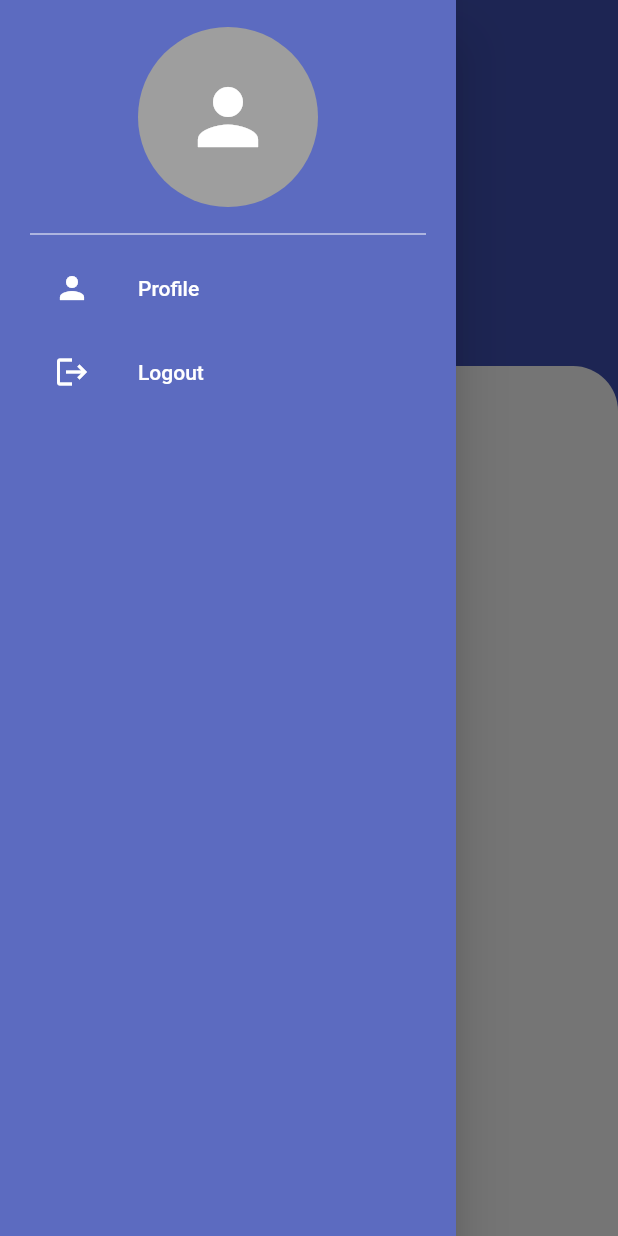
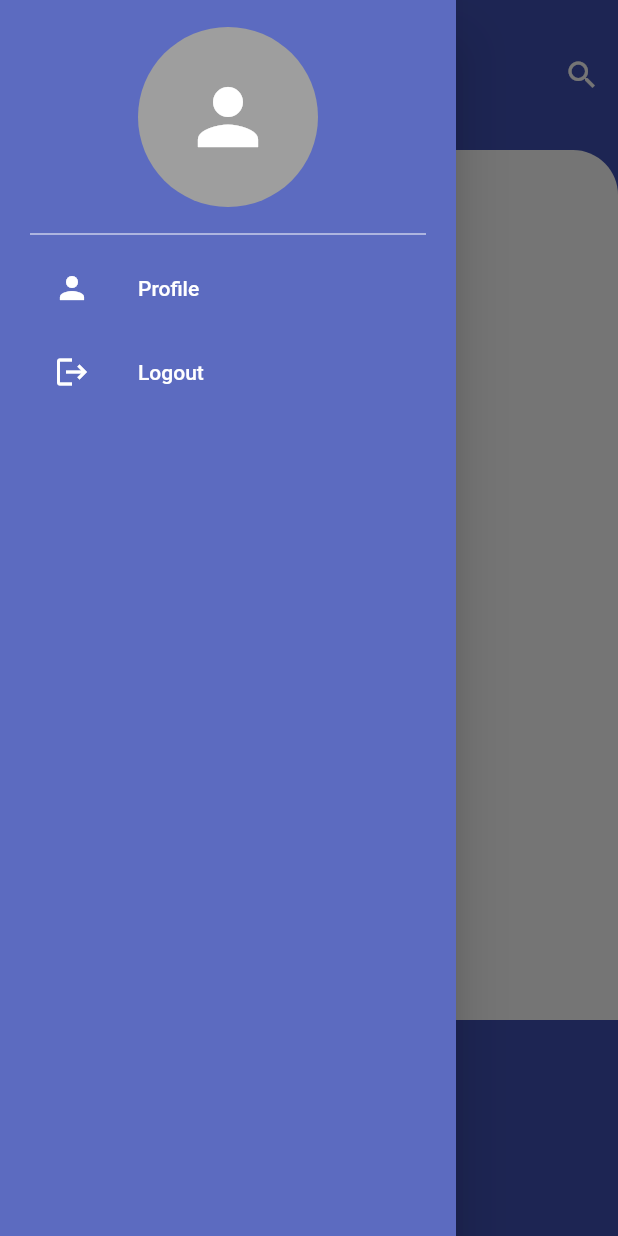
Before and after one commit to nmustakim/Flutter-Chat-Firebase, a Flutter app: the screen it shows once a user with an empty profile is signed in, with the side drawer open, on a phone screen of 412 x 824 dp. Run offline on Flutter 3.47's test engine with Material 2 defaults, Android fonts, the phone set to English and light mode, and no system bars; our stand-ins replace cloud_firestore, firebase_auth, firebase_core, flutter_svg, google_fonts; missing offline and left inert: firebase_ui_auth; accounts and stored records are empty.

```diff
--- a/lib/providers/app_provider.dart
+++ b/lib/providers/app_provider.dart
@@ -14,7 +14,7 @@ class AppProvider extends ChangeNotifier {
   Future<void> fetchUsers() async {
     try {
       final CollectionReference usersCollection =
-          FirebaseFirestore.instance.collection('users');
+      FirebaseFirestore.instance.collection('users');
       final QuerySnapshot snapshot = await usersCollection.get();
 
       _users = snapshot.docs.map((doc) {
@@ -32,6 +32,7 @@ class AppProvider extends ChangeNotifier {
       print('Error fetching users: $e');
     }
   }
+
 
   Future<void> signIn(String email, password, context) async {
     try {
--- a/lib/screens/homepage.dart
+++ b/lib/screens/homepage.dart
@@ -16,24 +16,33 @@ class Home extends StatefulWidget {
 }
 
 class _HomeState extends State<Home> {
-  final fireStore = FirebaseFirestore.instance;
-  final auth = FirebaseAuth.instance;
   @override
   void initState() {
     super.initState();
-    Provider.of<AppProvider>(context, listen: false).fetchUsers();
+    fetchUsers();
   }
+
+  void fetchUsers() async {
+    await Provider.of<AppProvider>(context, listen: false).fetchUsers();
+  }
+
+  final auth = FirebaseAuth.instance;
 
   @override
   Widget build(BuildContext context) {
     final userProvider = Provider.of<AppProvider>(context);
+    final users = userProvider.users
+        .where((user) => user.id != auth.currentUser?.uid)
+        .toList();
     return Scaffold(
         appBar: AppBar(
+          toolbarHeight: 100,
           elevation: 0,
           title: const Text(
             'Chatbase',
             style: TextStyle(fontSize: 36),
           ),
+          actions: [IconButton(onPressed: () {}, icon: Icon(Icons.search))],
           backgroundColor: Colors.indigo,
         ),
         drawer: Drawer(
@@ -73,16 +82,22 @@ class _HomeState extends State<Home> {
                           ListTile(
                             leading: const Icon(Icons.logout),
                             title: const Text('Logout'),
-                            onTap: () async =>
-                                await FirebaseAuth.instance.signOut().then((value) => Navigator.pushAndRemoveUntil(context, MaterialPageRoute(builder: (context)=>LoginForm()), (route) => false)),
+                            onTap: () async => await FirebaseAuth.instance
+                                .signOut()
+                                .then((value) => Navigator.pushAndRemoveUntil(
+                                    context,
+                                    MaterialPageRoute(
+                                        builder: (context) => LoginForm()),
+                                    (route) => false)),
                           )
                         ],
                       ),
                     )))),
         backgroundColor: Colors.indigo,
-        body: Column(
+        body: SingleChildScrollView(
+          child: Column(
             children: [
-            const Expanded(child: SizedBox()),
+
               Container(
                 height: 580,
                 decoration: const BoxDecoration(
@@ -91,27 +106,27 @@ class _HomeState extends State<Home> {
                         topRight: Radius.circular(30),
                         topLeft: Radius.circular(30))),
                 child: ListView.builder(
-                  itemCount: userProvider.users.length,
+                    itemCount: users.length,
                     itemBuilder: (context, index) {
-                    final user = userProvider.users[index];
-                    if (auth.currentUser!.email != user.email) {
+                      final user = users[index];
+
                       return ListTile(
                         onTap: () => Navigator.push(
                             context,
                             MaterialPageRoute(
                                 builder: (context) => ChatScreen(
-                                    sentToEmail: user.name,
-                                    sentToId: user.id))),
+                                  sendToImage: user.image!,
+                                    sentToEmail: user.name, sentToId: user.id))),
                         title: Text(user.name),
                         subtitle: Text(user.email),
                         leading: CircleAvatar(
                           backgroundImage: NetworkImage(user.image ?? ''),
                         ),
                       );
-                    }
                     }),
               ),
             ],
+          ),
         ));
   }
 }
--- a/lib/services/auth_service.dart
+++ b/lib/services/auth_service.dart
@@ -51,7 +51,7 @@ class AuthService {
 
           'name':name,
           'username':username,
-          'image':'https://firebasestorage.googleapis.com/v0/b/flutter-chat-firebase-9e7b0.appspot.com/o/icon.svg?alt=media&token=9583a084-d695-420f-b247-f353ea9b619e',
+          'image':'https://cdn.pixabay.com/photo/2015/10/05/22/37/blank-profile-picture-973460_1280.png',
           'email': email,
           'password': password,
 
```
Also changed, not shown: lib/screens/chat_screen.dart (+11 -1 lines), assets/images/show.svg (added). Lines whose indentation alone changed are shown as unchanged.
